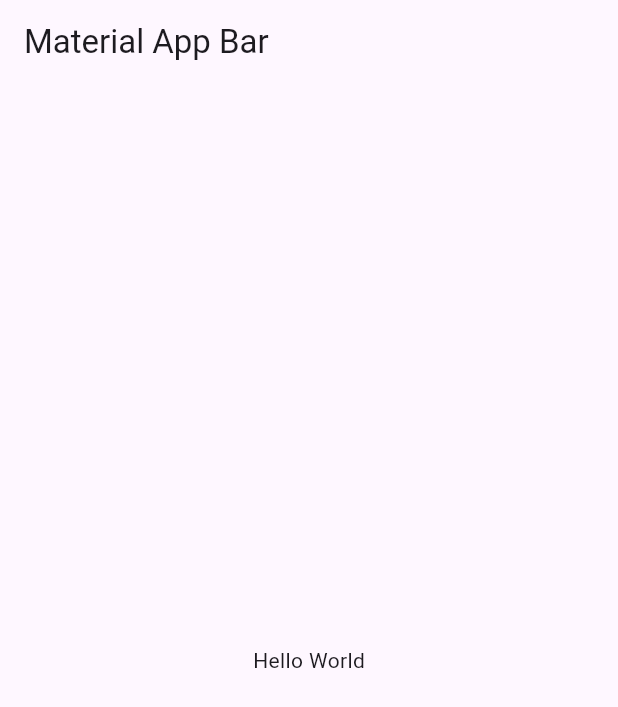
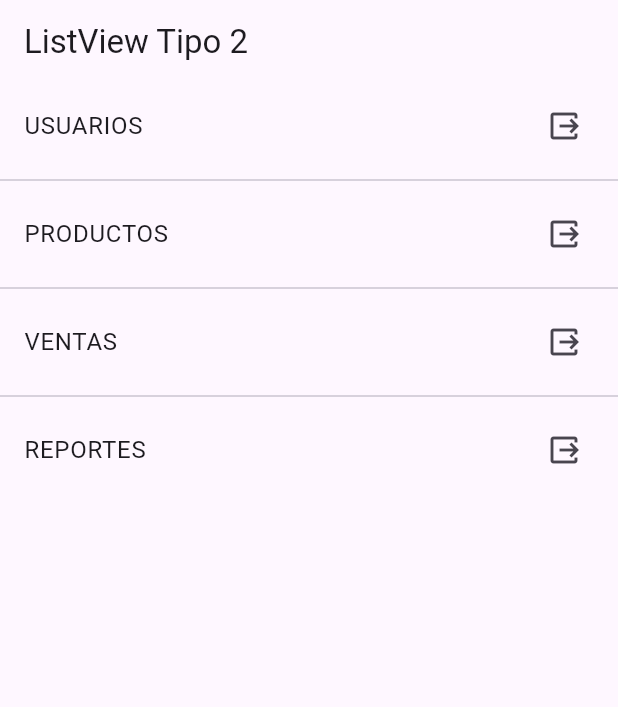
Before and after one commit to JesusRangelDiaz/fl-components, a Flutter app: the screen it shows after launch, on a phone screen of 412 x 824 dp. Shown: the top 707 px of the screen. Run offline on Flutter 3.47's test engine with Material 3 defaults, Android fonts, the phone set to English and light mode, and no system bars.

Commit message:
feat(option lists): :sparkles: screens of lists

```diff
--- a/lib/main.dart
+++ b/lib/main.dart
@@ -1,4 +1,7 @@
 import 'package:flutter/material.dart';
+
+//import 'package:fl_components/screens/listview1_screen.dart';
+import 'package:fl_components/screens/listview2_screen.dart';
 
 void main() => runApp(const MyApp());
 
@@ -7,17 +10,10 @@ class MyApp extends StatelessWidget {
 
   @override
   Widget build(BuildContext context) {
-    return MaterialApp(
+    return const MaterialApp(
       debugShowCheckedModeBanner: false,
       title: 'Material App',
-      home: Scaffold(
-        appBar: AppBar(
-          title: const Text('Material App Bar'),
-        ),
-        body: const Center(
-          child: Text('Hello World'),
-        ),
-      ),
+      home: Listview2Screen(),
     );
   }
 }
--- /dev/null
+++ b/lib/screens/listview2_screen.dart
@@ -0,0 +1,27 @@
+import 'package:flutter/material.dart';
+
+class Listview2Screen extends StatelessWidget {
+
+    final options = const['USUARIOS','PRODUCTOS','VENTAS','REPORTES'];
+
+  const Listview2Screen({super.key});
+
+  @override
+  Widget build(BuildContext context) {
+    return  Scaffold(
+      appBar: AppBar(
+        title: const Text('ListView Tipo 2'),
+      ),
+      body:ListView.separated(
+        itemBuilder: (context, index) => ListTile(
+          title: Text(options[index]),
+          trailing: const Icon(Icons.output_outlined),
+        ),
+        separatorBuilder:( _ , __ ) => Divider(
+
+        ),
+        itemCount: options.length
+        )
+    );
+  }
+}
```
Also changed, not shown: lib/screens/listview1_screen.dart (added, +27 -0 lines).
